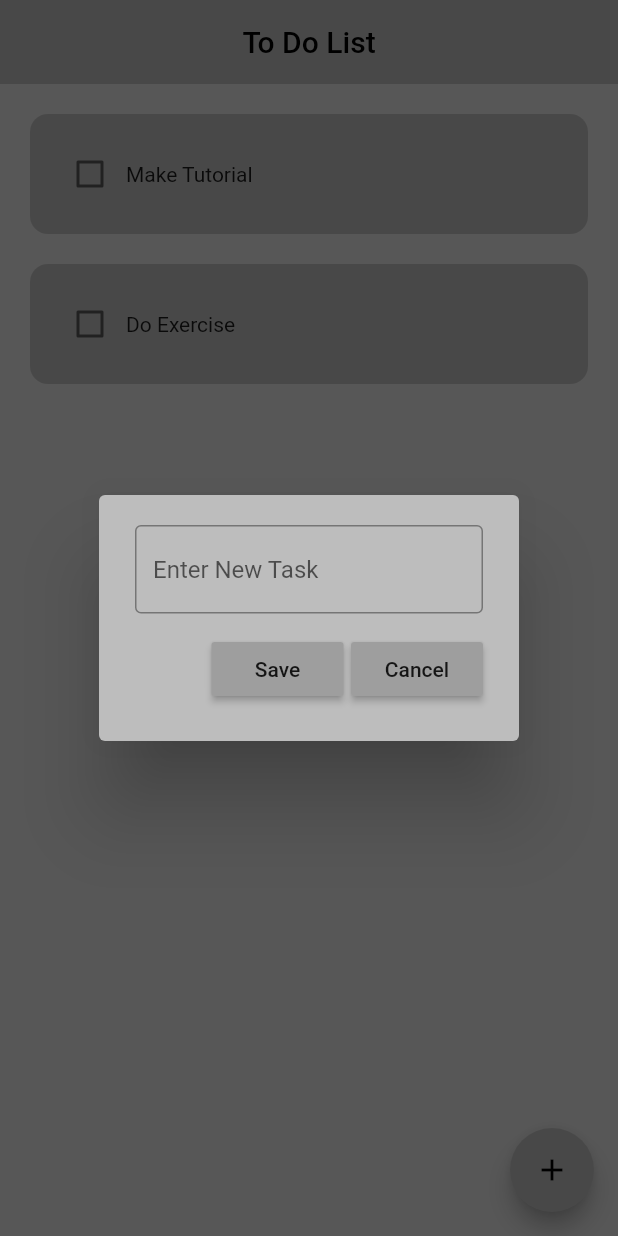
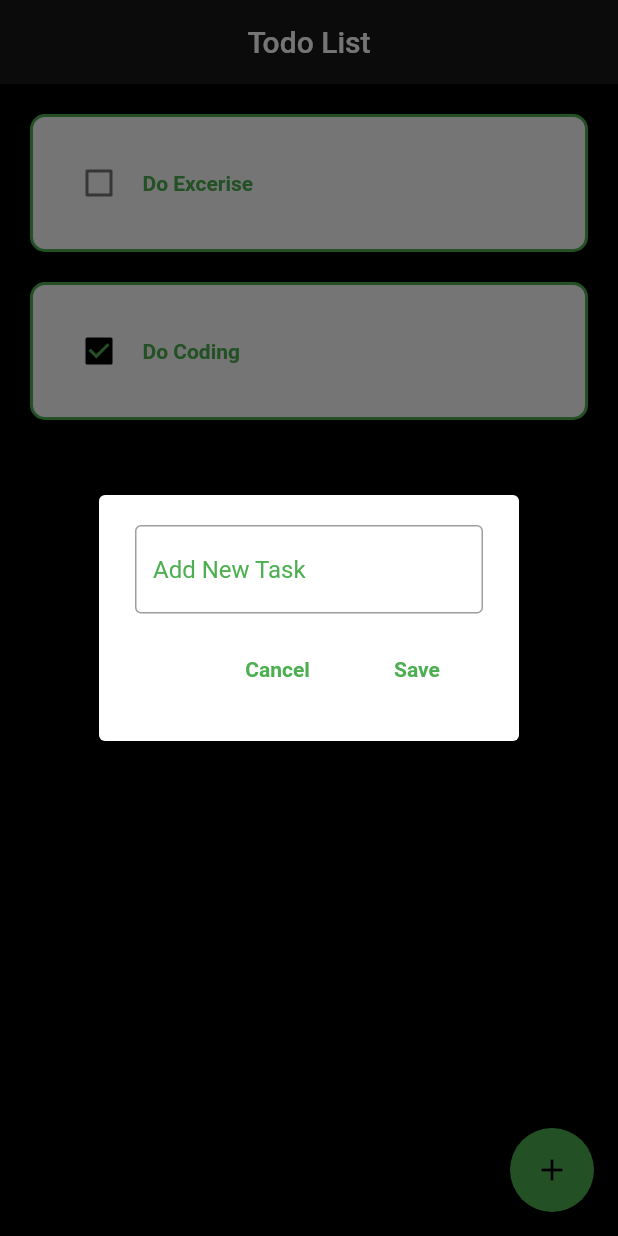
Before and after one commit to MuhammadIhtisham11/Todo-list, a Flutter app: the screen it shows after launch, after a tap on the "add" icon, on a phone screen of 412 x 824 dp. Run offline on Flutter 3.47's test engine with Material 2 defaults, Android fonts, the phone set to English and light mode, and no system bars; drawn by our look-alikes of flutter_slidable; our stand-ins replace gap, hive_flutter; missing offline and left inert: dart:ffi; accounts and stored records are empty.

Commit message:
second commit

```diff
--- a/lib/data/database.dart
+++ b/lib/data/database.dart
@@ -1,20 +1,24 @@
+import 'dart:ffi';
+
 import 'package:hive_flutter/hive_flutter.dart';
 
 class DataBase {
-  final _mybox = Hive.box('mybox');
+  final _mybox = Hive.box('myBox');
   List todoList = [];
-  void intialData() {
+  void initialSate() {
     todoList = [
-      ['Make Tutorial', false],
-      ['Do Exercise', false],
+      ['Do Excerise', false],
+      ['Do Coding', true]
     ];
   }
 
-  void loadData() {
-    todoList = _mybox.get('TODOLIST');
+  void loadState() {
+    todoList = _mybox.get("TODO");
   }
 
-  void updateData() {
-    _mybox.put("TODOLIST", todoList);
+  void updateState() {
+    _mybox.put('TODO', todoList);
   }
 }
+
+final db = DataBase();
--- a/lib/main.dart
+++ b/lib/main.dart
@@ -1,22 +1,22 @@
 import 'package:flutter/material.dart';
+import 'package:hive_flutter/hive_flutter.dart';
 import 'package:todolist/screen/homeScreen.dart';
-import 'package:hive_flutter/hive_flutter.dart';
 
 void main() async {
   await Hive.initFlutter();
-  var box = await Hive.openBox('mybox');
+  var box = await Hive.openBox('myBox');
   runApp(MyApp());
 }
 
 class MyApp extends StatelessWidget {
-  MyApp({super.key});
+  const MyApp({super.key});
+
   @override
   Widget build(BuildContext context) {
     return MaterialApp(
-      title: 'To Do List',
+      theme: ThemeData(primarySwatch: Colors.green),
       debugShowCheckedModeBanner: false,
-      home: HomeScreen(),
-      theme: ThemeData(primarySwatch: Colors.grey),
+      home: TodoListScreen(),
     );
   }
 }
--- a/lib/screen/homeScreen.dart
+++ b/lib/screen/homeScreen.dart
@@ -4,84 +4,87 @@ import 'package:todolist/data/database.dart';
 import 'package:todolist/widget/dialogBox.dart';
 import 'package:todolist/widget/tiles.dart';
 
-class HomeScreen extends StatefulWidget {
-  const HomeScreen({super.key});
+class TodoListScreen extends StatefulWidget {
+  const TodoListScreen({super.key});
 
   @override
-  State<HomeScreen> createState() => _HomeScreenState();
+  State<TodoListScreen> createState() => _TodoListScreenState();
 }
 
-class _HomeScreenState extends State<HomeScreen> {
-  final _mybox = Hive.box('mybox');
-  DataBase db = DataBase();
+class _TodoListScreenState extends State<TodoListScreen> {
+  final _mybox = Hive.box('myBox');
   final _controller = TextEditingController();
   @override
   void initState() {
-    if (_mybox.get('TODOLIST') == null) {
-      db.intialData();
+    super.initState();
+    if (_mybox.get("TODO") == null) {
+      db.initialSate();
     } else {
-      db.loadData();
+      db.loadState();
     }
-    super.initState();
   }
 
-  void checkedBoxChanged(int index, bool? value) {
+  void updateTask(int index, bool? value) {
     setState(() {
       db.todoList[index][1] = !db.todoList[index][1];
     });
-    db.updateData();
-  }
-
-  void addNewTask() {
-    showDialog(
-        context: context,
-        builder: (v) {
-          return DialogBox(
-            controller: _controller,
-            onSave: saveNewTask,
-            onCancel: () => Navigator.of(context).pop(),
-          );
-        });
-  }
-
-  void saveNewTask() {
-    setState(() {
-      db.todoList.add([_controller.text, false]);
-      _controller.clear();
-    });
-    Navigator.of(context).pop();
-    db.updateData();
+    db.updateState();
   }
 
   void deleteTask(int index) {
     setState(() {
       db.todoList.removeAt(index);
     });
-    db.updateData();
+    db.updateState();
+  }
+
+  void addNewTask() {
+    setState(() {
+      db.todoList.add(['${_controller.text}', false]);
+      _controller.clear();
+    });
+    Navigator.of(context).pop();
+    db.updateState();
   }
 
   @override
   Widget build(BuildContext context) {
     return Scaffold(
-      backgroundColor: Colors.grey.shade400,
+      backgroundColor: Colors.black,
       appBar: AppBar(
-        title: Center(child: Text('To Do List')),
-        elevation: 0,
+        title: Center(child: Text('Todo List')),
+        backgroundColor: Color.fromARGB(31, 209, 201, 201),
+      ),
+      body: ListView.builder(
+        itemCount: db.todoList.length,
+        itemBuilder: (context, index) {
+          return TodoTiles(
+            taskName: db.todoList[index][0],
+            value: db.todoList[index][1],
+            onChange: (v) => updateTask(index, v),
+            deleteTask: (v) => deleteTask(index),
+          );
+        },
       ),
       floatingActionButton: FloatingActionButton(
-        child: Icon(Icons.add),
-        onPressed: addNewTask,
+        backgroundColor: Colors.green,
+        onPressed: showDialogBox,
+        child: Icon(
+          Icons.add,
+          color: Colors.black,
+        ),
       ),
-      body: ListView.builder(
-          itemCount: db.todoList.length,
-          itemBuilder: (context, index) {
-            return Tile(
-              nameTask: db.todoList[index][0],
-              taskCompleted: db.todoList[index][1],
-              onchangeMethod: (value) => checkedBoxChanged(index, value),
-              deleteFunction: (value) => deleteTask(index),
-            );
-          }),
+    );
+  }
+
+  void showDialogBox() {
+    showDialog(
+      context: context,
+      builder: (v) => Dialogbox(
+        onCancel: () => Navigator.of(context).pop(),
+        onSave: addNewTask,
+        controller: _controller,
+      ),
     );
   }
 }
--- a/lib/widget/dialogBox.dart
+++ b/lib/widget/dialogBox.dart
@@ -2,23 +2,21 @@ import 'package:flutter/material.dart';
 import 'package:gap/gap.dart';
 import 'package:todolist/widget/mybutton.dart';
 
-class DialogBox extends StatelessWidget {
+class Dialogbox extends StatelessWidget {
   final controller;
   VoidCallback onSave;
   VoidCallback onCancel;
-  DialogBox(
-      {super.key,
+  Dialogbox(
+      {required this.onCancel,
       required this.onSave,
-      required this.onCancel,
-      required this.controller});
+      required this.controller,
+      super.key});
 
   @override
   Widget build(BuildContext context) {
     return AlertDialog(
-      backgroundColor: Colors.grey.shade400,
       content: Container(
         height: 120,
-        decoration: BoxDecoration(borderRadius: BorderRadius.circular(10)),
         child: Column(
           mainAxisAlignment: MainAxisAlignment.spaceBetween,
           children: [
@@ -26,21 +24,16 @@ class DialogBox extends StatelessWidget {
               controller: controller,
               decoration: InputDecoration(
                 border: OutlineInputBorder(),
-                hintText: 'Enter New Task',
+                hintText: 'Add New Task',
+                hintStyle: TextStyle(color: Colors.green),
               ),
             ),
             Row(
               mainAxisAlignment: MainAxisAlignment.end,
               children: [
-                MyButton(
-                  name: 'Save',
-                  onClick: onSave,
-                ),
+                MyButton(btnName: 'Cancel', OnClick: onCancel),
                 Gap(5),
-                MyButton(
-                  name: 'Cancel',
-                  onClick: onCancel,
-                )
+                MyButton(btnName: 'Save', OnClick: onSave),
               ],
             )
           ],
--- a/lib/widget/mybutton.dart
+++ b/lib/widget/mybutton.dart
@@ -1,17 +1,21 @@
 import 'package:flutter/material.dart';
 
 class MyButton extends StatelessWidget {
-  String name;
-  VoidCallback onClick;
-  MyButton({super.key, required this.name, required this.onClick});
+  String btnName;
+  VoidCallback OnClick;
+  MyButton({super.key, required this.btnName, required this.OnClick});
 
   @override
   Widget build(BuildContext context) {
     return MaterialButton(
-      splashColor: Colors.black,
-      color: Theme.of(context).primaryColor,
-      onPressed: onClick,
-      child: Text('$name'),
+      onPressed: OnClick,
+      child: Text(
+        '$btnName',
+        style: TextStyle(
+          color: Colors.green,
+          fontWeight: FontWeight.w600,
+        ),
+      ),
     );
   }
 }
--- a/lib/widget/tiles.dart
+++ b/lib/widget/tiles.dart
@@ -1,51 +1,55 @@
 import 'package:flutter/material.dart';
 import 'package:flutter_slidable/flutter_slidable.dart';
+import 'package:gap/gap.dart';
 
-class Tile extends StatelessWidget {
-  String nameTask;
-  bool taskCompleted;
-  Function(bool?)? onchangeMethod;
-  Function(BuildContext) deleteFunction;
-  Tile(
-      {super.key,
-      required this.nameTask,
-      required this.taskCompleted,
-      required this.onchangeMethod,
-      required this.deleteFunction});
+class TodoTiles extends StatelessWidget {
+  String taskName;
+  Function(bool?)? onChange;
+  Function(BuildContext)? deleteTask;
+  bool value;
+  TodoTiles({
+    super.key,
+    required this.taskName,
+    required this.value,
+    required this.onChange,
+    required this.deleteTask,
+  });
 
   @override
   Widget build(BuildContext context) {
     return Padding(
-      padding: const EdgeInsets.only(right: 20, top: 20, left: 20),
+      padding: EdgeInsets.only(top: 20, left: 20, right: 20),
       child: Slidable(
         endActionPane: ActionPane(motion: StretchMotion(), children: [
+          Gap(20),
           SlidableAction(
-            onPressed: deleteFunction,
+            backgroundColor: Colors.white,
+            onPressed: deleteTask,
             icon: Icons.delete,
-            backgroundColor: Colors.red,
             borderRadius: BorderRadius.circular(10),
-          ),
+          )
         ]),
         child: Container(
-          padding: EdgeInsets.all(16),
+          padding: EdgeInsets.all(20),
           decoration: BoxDecoration(
-              color: Theme.of(context).primaryColor,
-              borderRadius: BorderRadius.circular(12)),
+              border: Border.all(width: 2, color: Colors.green),
+              borderRadius: BorderRadius.circular(10),
+              color: Colors.white),
           child: Row(
             children: [
               Checkbox(
-                value: taskCompleted,
-                onChanged: onchangeMethod,
+                value: value,
+                onChanged: onChange,
+                checkColor: Colors.green,
                 activeColor: Colors.black,
+                hoverColor: Colors.blue,
               ),
+              Gap(5),
               Text(
-                '$nameTask',
-                style: TextStyle(
-                  decoration: taskCompleted
-                      ? TextDecoration.lineThrough
-                      : TextDecoration.none,
-                ),
-              ),
+                '$taskName',
+                style:
+                    TextStyle(color: Colors.green, fontWeight: FontWeight.w700),
+              )
             ],
           ),
         ),
```
